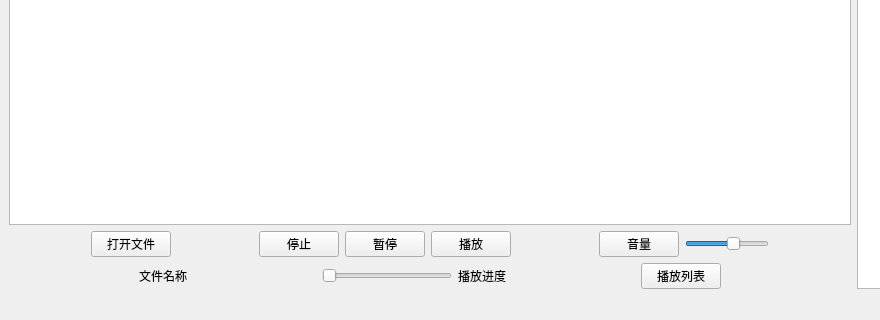
Old version of the form videoplayer.ui in the repository YeF1y/VideoPlayer; both pictures show x 0 to 880 and y 392 to 712 of the 1077 by 712 pixel window.
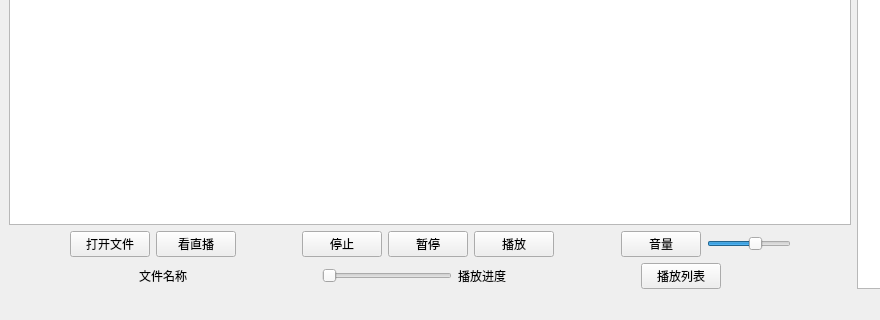
New version of the form. Icons and pictures are not drawn.

Commit message: 新增直播模块

Diff of the .ui file:
```diff
--- a/videoplayer.ui
+++ b/videoplayer.ui
@@ -67,6 +67,13 @@
             </property>
            </widget>
           </item>
+          <item>
+           <widget class="QPushButton" name="liveStreamButton">
+            <property name="text">
+             <string>看直播</string>
+            </property>
+           </widget>
+          </item>
           <item>
            <spacer name="horizontalSpacer_3">
             <property name="orientation">
```
The commit also changes 11 other files.
